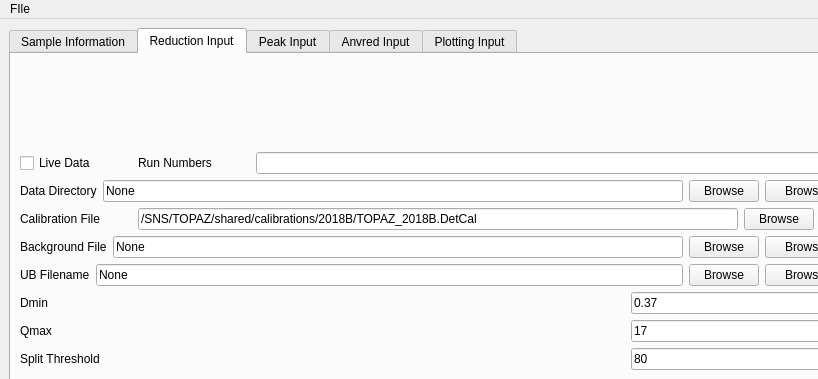
Qt form design.ui (mantidproject/SCDReductionGUI) before a commit; both pictures show x 0 to 818 and y 0 to 379 of the 951 by 586 pixel window.
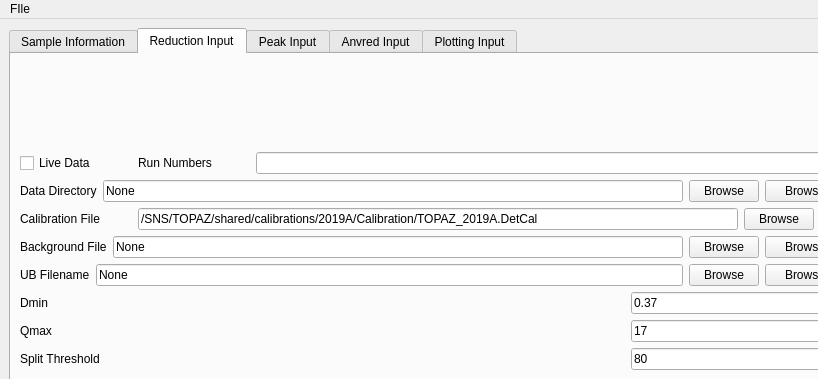
The same form after that commit. The open tabs and pages were chosen to show the change.

Commit message: Refs #master 2019 files in pyqt

```diff
--- a/design.ui
+++ b/design.ui
@@ -1363,7 +1363,7 @@
                    <string>Calibration file</string>
                   </property>
                   <property name="text">
-                   <string>/SNS/TOPAZ/shared/calibrations/2018B/TOPAZ_2018B.DetCal</string>
+                   <string>/SNS/TOPAZ/shared/calibrations/2019A/Calibration/TOPAZ_2019A.DetCal</string>
                   </property>
                  </widget>
                 </item>
```
Left out of the diff: 2 changed lines with no effect on the pictures. The commit also changes 1 other file.
